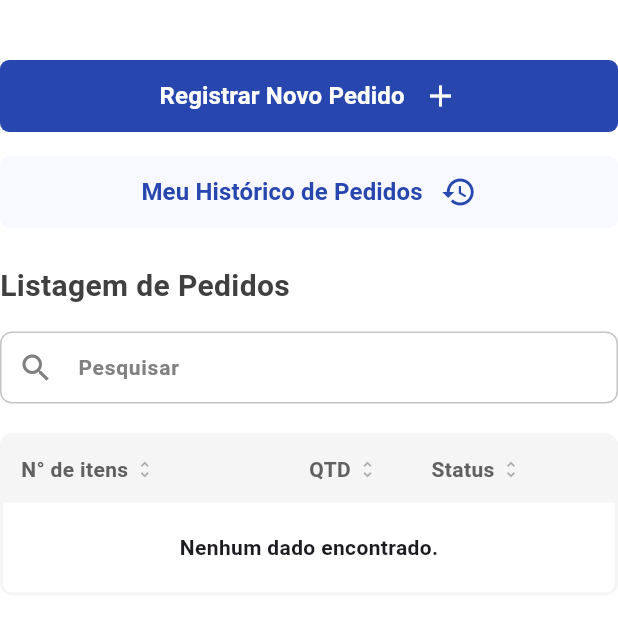
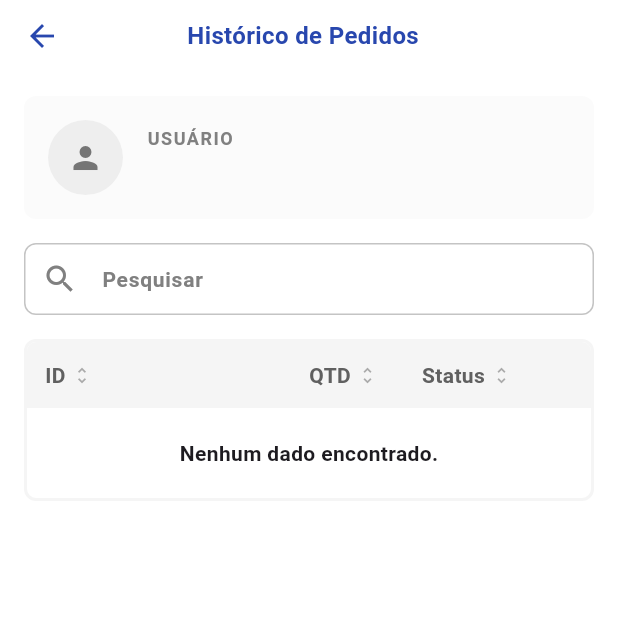
Before and after one commit to TeamHiveAPI/API-2025.02-FRONT, a Flutter app: the OrderScreen screen opened directly, after a tap on "Meu Histórico de Pedidos", on a phone screen of 412 x 824 dp, the top half of it. Run offline on Flutter 3.47's test engine with Material 3 defaults, Android fonts, the phone set to English and light mode, and no system bars; our stand-ins replace cached_network_image, csv, file_picker, fl_chart, flutter_dotenv, flutter_native_splash and 14 more; missing offline and left inert: file_saver, mobile_scanner, syncfusion_flutter_pdf; accounts and stored records are empty.

Commit message:
feature: #89 Adicionando página de histórico de pedidos e card de último pedido na pág. home

```diff
--- a/lib/app_routes.dart
+++ b/lib/app_routes.dart
@@ -5,6 +5,7 @@ import 'package:sistema_almox/screens/consultas_medico/index.dart';
 import 'package:sistema_almox/screens/consultas_medico/config_horario.dart';
 import 'package:sistema_almox/screens/historico_item.dart';
 import 'package:sistema_almox/screens/historico_mov.dart';
+import 'package:sistema_almox/screens/historico_pedidos.dart';
 import 'package:sistema_almox/screens/novo_grupo/index.dart';
 import 'package:sistema_almox/screens/novo_item/index.dart';
 import 'package:sistema_almox/screens/novo_soldado/index.dart';
@@ -30,6 +31,8 @@ class AppRoutes {
   static const String consultasMedico = '/consultas-medico';
   static const String configHorario = '/config-horario';
   static const String painelAnalitico = '/painel-analitico';
+  static const String meusPedidos = '/meus-pedidos';
+
 
   static Route<dynamic> generateRoute(RouteSettings settings) {
     switch (settings.name) {
@@ -99,6 +102,9 @@ class AppRoutes {
       case configHorario:
         return MaterialPageRoute(builder: (_) => const ConfigHorarioScreen());
 
+      case meusPedidos:
+        return MaterialPageRoute(builder: (_) => const OrderHistoryScreen());
+
       default:
         return MaterialPageRoute(
           builder: (_) =>
--- a/lib/core/constants/system_constants.dart
+++ b/lib/core/constants/system_constants.dart
@@ -7,7 +7,7 @@ class SystemConstants {
   static const int setorFarmacia = 2;
   static const int setorManutencao = 3;
 
-  static const int itemsPorPagina = 10;
+  static const int itemsPorPagina = 8;
   static const int itemsPorPaginaEstoque = 8;
 
   static const int alturaCardModal = 64;
--- /dev/null
+++ b/lib/screens/historico_pedidos.dart
@@ -0,0 +1,156 @@
+import 'package:cached_network_image/cached_network_image.dart';
+import 'package:flutter/material.dart';
+import 'package:sistema_almox/config/permissions.dart';
+import 'package:sistema_almox/core/theme/colors.dart';
+import 'package:sistema_almox/services/user_service.dart';
+import 'package:sistema_almox/widgets/data_table/content/pedidos_list.dart';
+import 'package:sistema_almox/widgets/inputs/search.dart';
+import 'package:sistema_almox/widgets/internal_page_header.dart';
+import 'package:sistema_almox/widgets/shimmer_placeholder.dart';
+
+class OrderHistoryScreen extends StatefulWidget {
+  const OrderHistoryScreen({super.key});
+
+  @override
+  State<OrderHistoryScreen> createState() => _OrderHistoryScreenState();
+}
+
+class _OrderHistoryScreenState extends State<OrderHistoryScreen> {
+  String _searchQuery = '';
+  final currentUser = UserService.instance.currentUser;
+
+  void _handleSearch(String query) {
+    setState(() {
+      _searchQuery = query;
+    });
+  }
+
+  UserRole get _currentUserRole =>
+      UserService.instance.currentUser?.role ?? UserRole.soldadoComum;
+
+  @override
+  Widget build(BuildContext context) {
+    return Scaffold(
+      backgroundColor: Colors.white,
+      body: Column(
+        children: [
+          const InternalPageHeader(title: 'Histórico de Pedidos'),
+
+          Padding(
+            padding: const EdgeInsets.all(16.0),
+            child: Column(
+              children: [
+                Container(
+                  padding: const EdgeInsets.all(16),
+                  decoration: BoxDecoration(
+                    color: brightGray,
+                    borderRadius: BorderRadius.circular(8),
+                  ),
+                  child: Row(
+                    children: [
+                      Container(
+                        width: 50,
+                        height: 50,
+                        decoration: const BoxDecoration(
+                          shape: BoxShape.circle,
+                          color: Colors.white,
+                        ),
+                        child: ClipOval(
+                          child: FutureBuilder<String>(
+                            future: UserService.instance.getSignedAvatarUrl(),
+                            builder: (context, snapshot) {
+                              if (snapshot.connectionState == ConnectionState.waiting ||
+                                  !snapshot.hasData ||
+                                  snapshot.data!.isEmpty) {
+                                return Container(
+                                  color: Colors.grey[200],
+                                  child: Icon(Icons.person, color: Colors.grey[600]),
+                                );
+                              }
+                              return CachedNetworkImage(
+                                imageUrl: snapshot.data!,
+                                fit: BoxFit.cover,
+                                placeholder: (context, url) =>
+                                    const ShimmerPlaceholder.circle(radius: 25),
+                                errorWidget: (context, url, error) =>
+                                    Icon(Icons.person, color: Colors.grey[600]),
+                              );
+                            },
+                          ),
+                        ),
+                      ),
+
+                      const SizedBox(width: 16),
+
+                      Expanded(
+                        child: Column(
+                          crossAxisAlignment: CrossAxisAlignment.start,
+                          children: [
+                            const Text(
+                              "USUÁRIO",
+                              style: TextStyle(
+                                fontSize: 12,
+                                fontWeight: FontWeight.w600,
+                                color: text80,
+                                letterSpacing: 1,
+                              ),
+                            ),
+                            const SizedBox(height: 4),
+                            Text(
+                              (currentUser?.nome ?? 'Usuário').toUpperCase(),
+                              style: const TextStyle(
+                                fontSize: 16,
+                                fontWeight: FontWeight.bold,
+                                color: text40,
+                              ),
+                              maxLines: 1,
+                              overflow: TextOverflow.ellipsis,
+                            ),
+                          ],
+                        ),
+                      ),
+                    ],
+                  ),
+                ),
+
+                const SizedBox(height: 16),
+
+                Row(
+                  children: [
+                    Expanded(
+                      child: GenericSearchInput(
+                        onSearchChanged: _handleSearch,
+                        hintText: 'Pesquisar',
+                      ),
+                    ),
+                  ],
+                ),
+              ],
+            ),
+          ),
+
+          Expanded(
+            child: SafeArea(
+              top: false,
+              bottom: true,
+              child: SingleChildScrollView(
+                padding: const EdgeInsets.symmetric(horizontal: 16.0),
+                child: Column(
+                  children: [
+                    PedidosTable(
+                      key: const ValueKey('meus_pedidos'),
+                      searchQuery: _searchQuery,
+                      userRole: _currentUserRole,
+                      onlyMyOrders: true,
+                    ),
+                    const SizedBox(height: 20),
+                  ],
+                ),
+              ),
+            ),
+          ),
+        ],
+      ),
+    );
+  }
+}
--- a/lib/screens/pedidos.dart
+++ b/lib/screens/pedidos.dart
@@ -66,11 +66,14 @@ class _OrderScreenState extends State<OrderScreen> {
 
             CustomButton(
               text: 'Meu Histórico de Pedidos',
-              icon: Icons.history,
+              customIcon: "assets/icons/history.svg",
               widthPercent: 1.0,
               secondary: true,
-              onPressed: () {},
+              onPressed: () {
+                Navigator.pushNamed(context, '/meus-pedidos');
+              },
             ),
+
             const SizedBox(height: 24),
 
             Builder(
@@ -103,7 +106,11 @@ class _OrderScreenState extends State<OrderScreen> {
 
             const SizedBox(height: 20),
 
-            PedidosTable(key: ValueKey(userService.viewingSectorId), searchQuery: _searchQuery, userRole: _currentUserRole),
+            PedidosTable(
+              key: ValueKey(userService.viewingSectorId),
+              searchQuery: _searchQuery,
+              userRole: _currentUserRole,
+            ),
           ],
         ),
       ),
--- a/lib/services/pedido_service.dart
+++ b/lib/services/pedido_service.dart
@@ -17,6 +17,7 @@ class PedidoService {
     String? searchQuery,
     int? statusFilter,
     required UserRole userRole,
+    bool onlyMyOrders = false,
   }) async {
     try {
       final viewingSectorId = UserService.instance.viewingSectorId;
@@ -46,6 +47,10 @@ class PedidoService {
             )
           ''')
           .eq(PedidoFields.setorId, viewingSectorId);
+
+      if (onlyMyOrders) {
+        baseQuery = baseQuery.eq(PedidoFields.usuarioId, currentUserId);
+      }
 
       if (statusFilter != null) {
         baseQuery = baseQuery.eq(PedidoFields.status, statusFilter);
--- a/lib/widgets/data_table/content/pedidos_list.dart
+++ b/lib/widgets/data_table/content/pedidos_list.dart
@@ -20,8 +20,14 @@ import 'package:sistema_almox/core/constants/pedido_constants.dart';
 class PedidosTable extends StatefulWidget {
   final String? searchQuery;
   final UserRole userRole;
+  final bool onlyMyOrders;
 
-  const PedidosTable({super.key, this.searchQuery, required this.userRole});
+  const PedidosTable({
+    super.key,
+    this.searchQuery,
+    required this.userRole,
+    this.onlyMyOrders = false,
+  });
 
   @override
   State<PedidosTable> createState() => _PedidosTableState();
@@ -45,8 +51,8 @@ class _PedidosTableState extends State<PedidosTable> with TableHandler {
   @override
   List<TableColumn> get tableColumns => [
     TableColumn(
-      title: 'N° de itens',
-      dataField: 'num_itens_display',
+      title: 'ID',
+      dataField: 'id',
       widthFactor: 0.5,
       sortType: SortType.numeric,
     ),
@@ -86,6 +92,7 @@ class _PedidosTableState extends State<PedidosTable> with TableHandler {
         sortParams: sortParams,
         searchQuery: searchQuery,
         userRole: widget.userRole,
+        onlyMyOrders: widget.onlyMyOrders,
       );
     } catch (e) {
       print('Erro ao carregar pedidos: $e');
@@ -263,8 +270,7 @@ class _PedidosTableState extends State<PedidosTable> with TableHandler {
           child: DetalhesUsuarioModal(idUsuario: resultFromModal),
         );
       }
-    } while (resultFromModal
-        is int);
+    } while (resultFromModal is int);
 
     return resultFromModal;
   }
```
Also changed, not shown: lib/screens/home.dart (+14 -4 lines), lib/widgets/cards/last_order.dart (added, +308 -0 lines), lib/widgets/data_table/content/last_order_summary.dart (deleted, +0 -48 lines), assets/icons/history.svg (added).
